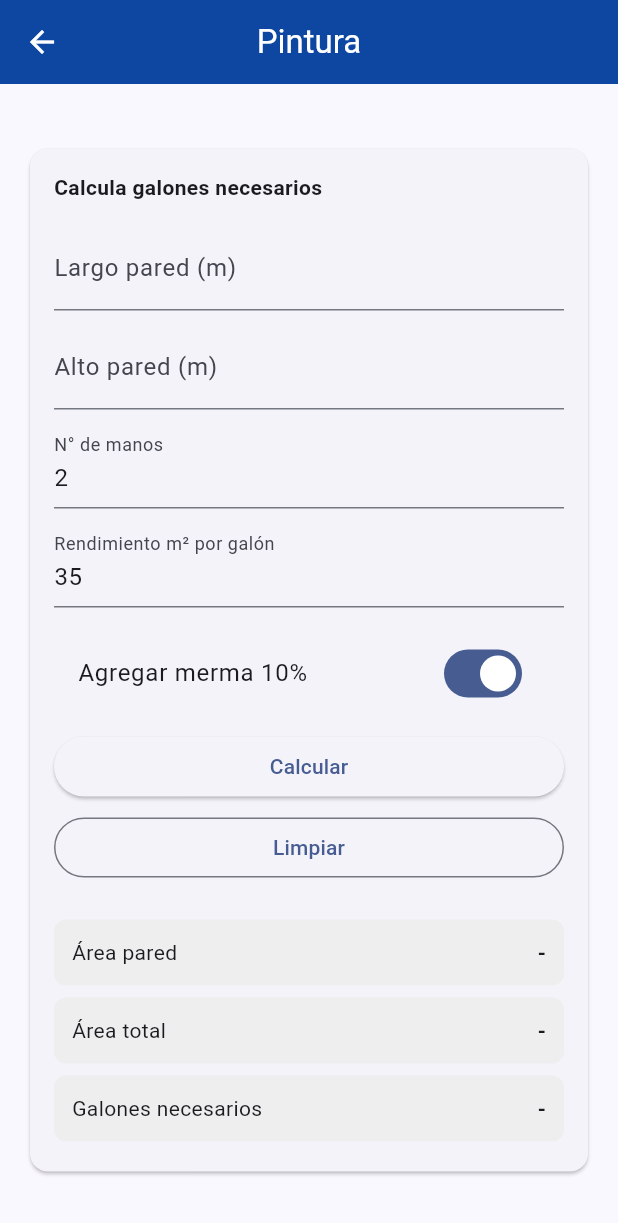
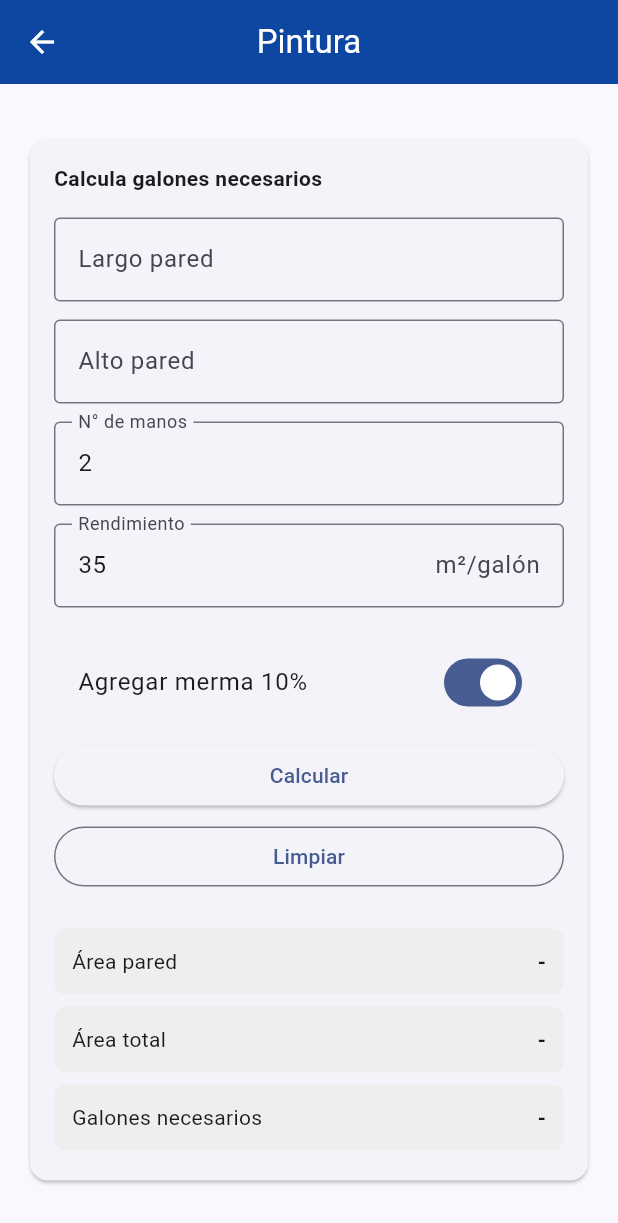
Before and after one commit to Mario1983dev/ceramica_app, a Flutter app: the PinturaPage screen opened directly, on a phone screen of 412 x 824 dp. Shown: the top 1223 px of the screen. Run offline on Flutter 3.47's test engine with Material 3 defaults, Android fonts, the phone set to English and light mode, and no system bars.

Commit message:
Refactor componentes y mejoras UI calculadoras

```diff
--- a/lib/pages/pintura_page.dart
+++ b/lib/pages/pintura_page.dart
@@ -1,7 +1,8 @@
 import 'package:flutter/material.dart';
-import 'package:flutter/services.dart';
 
-import 'package:ceramica_app/core/input_utils.dart';
+import '../core/app_constants.dart';
+import '../core/input_utils.dart';
+import '../widgets/number_input.dart';
 
 class PinturaPage extends StatefulWidget {
   const PinturaPage({super.key});
@@ -42,8 +43,7 @@ class _PinturaPageState extends State<PinturaPage> {
     final largo = InputUtils.toDouble(largoCtrl.text);
     final alto = InputUtils.toDouble(altoCtrl.text);
 
-    // Ojo: manos y rendimiento pueden llevar decimales, pero normalmente son enteros.
-    // Igual lo soportamos con toDouble por si alguien pone 2.5, etc.
+    // manos y rendimiento pueden llevar decimales (por si alguien pone 2.5, etc.)
     final manos = InputUtils.toDouble(manosCtrl.text);
     final rendimiento = InputUtils.toDouble(rendimientoCtrl.text);
 
@@ -87,8 +87,15 @@ class _PinturaPageState extends State<PinturaPage> {
 
   @override
   Widget build(BuildContext context) {
+    final isNarrow = MediaQuery.of(context).size.width < 520;
+
     return Scaffold(
-      appBar: AppBar(title: const Text("Pintura")),
+      appBar: AppBar(
+        title: const Text("Pintura"),
+        backgroundColor: AppColors.primaryBlue,
+        foregroundColor: Colors.white,
+        centerTitle: true,
+      ),
       body: Center(
         child: ConstrainedBox(
           constraints: const BoxConstraints(maxWidth: 600),
@@ -108,77 +115,82 @@ class _PinturaPageState extends State<PinturaPage> {
                       ),
                       const SizedBox(height: 16),
 
-                      TextFormField(
+                      if (isNarrow) ...[
+                        NumberInput(
                           controller: largoCtrl,
-                        keyboardType: const TextInputType.numberWithOptions(decimal: true),
-                        inputFormatters: [
-                          DecimalTextInputFormatter(decimalRange: 2),
-                        ],
-                        autovalidateMode: AutovalidateMode.onUserInteraction,
+                          label: "Largo pared",
+                          suffix: "m",
                           validator: (v) => InputUtils.requiredPositive(
                             v,
                             fieldName: "Largo",
                             maxValue: 2000,
                           ),
-                        decoration: const InputDecoration(
-                          labelText: "Largo pared (m)",
                         ),
-                      ),
-                      const SizedBox(height: 10),
-
-                      TextFormField(
+                        NumberInput(
                           controller: altoCtrl,
-                        keyboardType: const TextInputType.numberWithOptions(decimal: true),
-                        inputFormatters: [
-                          DecimalTextInputFormatter(decimalRange: 2),
-                        ],
-                        autovalidateMode: AutovalidateMode.onUserInteraction,
+                          label: "Alto pared",
+                          suffix: "m",
                           validator: (v) => InputUtils.requiredPositive(
                             v,
                             fieldName: "Alto",
                             maxValue: 2000,
                           ),
-                        decoration: const InputDecoration(
-                          labelText: "Alto pared (m)",
+                        ),
+                      ] else ...[
+                        Row(
+                          crossAxisAlignment: CrossAxisAlignment.start,
+                          children: [
+                            Expanded(
+                              child: NumberInput(
+                                controller: largoCtrl,
+                                label: "Largo pared",
+                                suffix: "m",
+                                validator: (v) => InputUtils.requiredPositive(
+                                  v,
+                                  fieldName: "Largo",
+                                  maxValue: 2000,
                                 ),
                               ),
-                      const SizedBox(height: 10),
+                            ),
+                            const SizedBox(width: 12),
+                            Expanded(
+                              child: NumberInput(
+                                controller: altoCtrl,
+                                label: "Alto pared",
+                                suffix: "m",
+                                validator: (v) => InputUtils.requiredPositive(
+                                  v,
+                                  fieldName: "Alto",
+                                  maxValue: 2000,
+                                ),
+                              ),
+                            ),
+                          ],
+                        ),
+                      ],
 
-                      TextFormField(
+                      NumberInput(
                         controller: manosCtrl,
-                        keyboardType: const TextInputType.numberWithOptions(decimal: true),
-                        inputFormatters: [
-                          DecimalTextInputFormatter(decimalRange: 2),
-                        ],
-                        autovalidateMode: AutovalidateMode.onUserInteraction,
+                        label: "N° de manos",
                         validator: (v) => InputUtils.requiredPositive(
                           v,
                           fieldName: "N° de manos",
                           maxValue: 100,
                         ),
-                        decoration: const InputDecoration(
-                          labelText: "N° de manos",
                       ),
-                      ),
-                      const SizedBox(height: 10),
 
-                      TextFormField(
+                      NumberInput(
                         controller: rendimientoCtrl,
-                        keyboardType: const TextInputType.numberWithOptions(decimal: true),
-                        inputFormatters: [
-                          DecimalTextInputFormatter(decimalRange: 2),
-                        ],
-                        autovalidateMode: AutovalidateMode.onUserInteraction,
+                        label: "Rendimiento",
+                        suffix: "m²/galón",
                         validator: (v) => InputUtils.requiredPositive(
                           v,
                           fieldName: "Rendimiento",
                           maxValue: 1000,
                         ),
-                        decoration: const InputDecoration(
-                          labelText: "Rendimiento m² por galón",
                       ),
-                      ),
-                      const SizedBox(height: 16),
+
+                      const SizedBox(height: 10),
 
                       SwitchListTile(
                         title: const Text("Agregar merma 10%"),
--- /dev/null
+++ b/lib/widgets/number_input.dart
@@ -0,0 +1,57 @@
+import 'package:flutter/material.dart';
+import 'package:flutter/services.dart';
+
+class NumberInput extends StatelessWidget {
+  final TextEditingController controller;
+  final String label;
+  final String? suffix;
+  final bool requiredField;
+  final String? Function(String?)? validator;
+
+  const NumberInput({
+    super.key,
+    required this.controller,
+    required this.label,
+    this.suffix,
+    this.requiredField = true,
+    this.validator,
+  });
+
+  @override
+  Widget build(BuildContext context) {
+    return Padding(
+      padding: const EdgeInsets.only(bottom: 12),
+      child: TextFormField(
+        controller: controller,
+        keyboardType:
+            const TextInputType.numberWithOptions(decimal: true),
+        inputFormatters: [
+          FilteringTextInputFormatter.allow(RegExp(r'[0-9.,]')),
+        ],
+        decoration: InputDecoration(
+          labelText: label,
+          suffixText: suffix,
+          border: const OutlineInputBorder(),
+          errorMaxLines: 3, // ← queda fijo aquí
+        ),
+        autovalidateMode: AutovalidateMode.onUserInteraction,
+        validator: validator ?? _defaultValidator,
+      ),
+    );
+  }
+
+  String? _defaultValidator(String? value) {
+    if (!requiredField) return null;
+
+    final v = value?.trim() ?? '';
+    if (v.isEmpty) return 'Ingrese un valor';
+
+    final parsed = double.tryParse(v.replaceAll(',', '.')) ?? 0;
+
+    if (parsed <= 0) {
+      return 'Debe ser mayor que 0';
+    }
+
+    return null;
+  }
+}
```
Also changed, not shown: lib/pages/ceramica_page.dart (+43 -45 lines), lib/pages/ladrillos_page.dart (+82 -57 lines), lib/pages/radier_page.dart (+53 -56 lines), lib/pages/terciado_page.dart (+68 -43 lines). Lines whose indentation alone changed are shown as unchanged.
